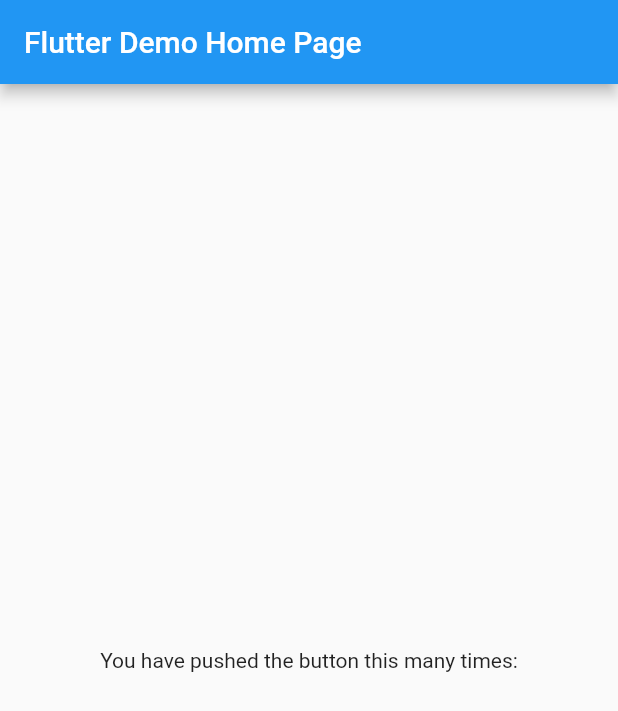
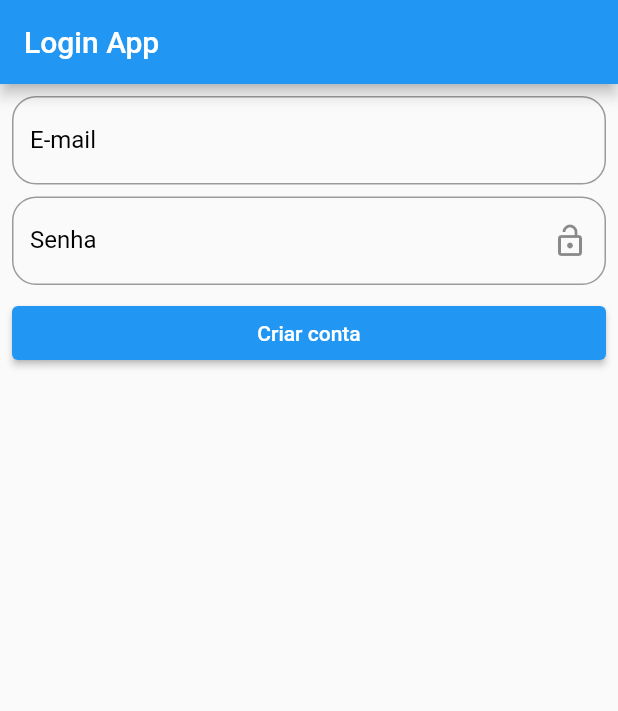
Before and after one commit to dan7sc/flutter-login-screen, a Flutter app: the screen it shows after launch, on a phone screen of 412 x 824 dp. Shown: the top 711 px of the screen. Run offline on Flutter 3.47's test engine with Material 2 defaults, Android fonts, the phone set to English and light mode, and no system bars.

Commit message:
Add login screen

```diff
--- a/lib/main.dart
+++ b/lib/main.dart
@@ -1,5 +1,5 @@
 import 'package:flutter/material.dart';
-import './src/home/home_page.dart';
+import 'src/home/home_page.dart';
 
 void main() {
   runApp(MyApp());
@@ -13,7 +13,7 @@ class MyApp extends StatelessWidget {
       theme: ThemeData(
         primarySwatch: Colors.blue,
       ),
-      home: MyHomePage(title: 'Flutter Demo Home Page'),
+      home: MyHomePage(title: 'Login App'),
     );
   }
 }
--- a/lib/src/home/home_page.dart
+++ b/lib/src/home/home_page.dart
@@ -1,4 +1,6 @@
 import 'package:flutter/material.dart';
+import '../widgets/custom_text_field.dart';
+import '../widgets/visible_widget.dart';
 
 class MyHomePage extends StatefulWidget {
   MyHomePage({Key? key, required this.title}) : super(key: key);
@@ -10,20 +12,111 @@ class MyHomePage extends StatefulWidget {
 }
 
 class _MyHomePageState extends State<MyHomePage> {
+  TextEditingController _emailController = TextEditingController();
+  TextEditingController _passwordController = TextEditingController();
+
+  FocusNode _emailFocusNode = FocusNode();
+  FocusNode _passwordFocusNode = FocusNode();
+
+  bool passwordVisible = false;
+
+  final GlobalKey<FormState> _formKey = GlobalKey<FormState>();
+
+  @override
+  void initState() {
+    super.initState();
+  }
+
+  @override
+  void dispose() {
+    _emailController.dispose();
+    _passwordController.dispose();
+    _emailFocusNode.dispose();
+    _passwordFocusNode.dispose();
+    super.dispose();
+  }
+
   @override
   Widget build(BuildContext context) {
     return Scaffold(
       appBar: AppBar(
         title: Text(widget.title),
       ),
-      body: Center(
-        child: Column(
-          mainAxisAlignment: MainAxisAlignment.center,
-          children: <Widget>[
-            Text(
-              'You have pushed the button this many times:',
+      body: Padding(
+        padding: const EdgeInsets.all(8.0),
+        child: SingleChildScrollView(
+          child: Form(
+            key: _formKey,
+            autovalidateMode: AutovalidateMode.onUserInteraction,
+            child: Column(
+              mainAxisAlignment: MainAxisAlignment.center,
+              crossAxisAlignment: CrossAxisAlignment.center,
+              children: <Widget>[
+                CustomTextField(
+                  textInputAction: TextInputAction.next,
+                  labelText: "E-mail",
+                  controller: _emailController,
+                  keyboardType: TextInputType.emailAddress,
+                ),
+                SizedBox(
+                  height: 8.0,
+                ),
+                CustomTextField(
+                  textInputAction: TextInputAction.next,
+                  labelText: "Senha",
+                  controller: _passwordController,
+                  focusNode: _passwordFocusNode,
+                  obscureText: passwordVisible,
+                  suffixIcon: VisibleWidget(
+                    visible: passwordVisible,
+                    onPressed: () {
+                      setState(() {
+                        passwordVisible = !passwordVisible;
+                      });
+                    },
+                  ),
+                ),
+                SizedBox(
+                  height: 8.0,
+                ),
+                Flex(
+                  direction: Axis.horizontal,
+                  children: [
+                    Expanded(
+                      child: ElevatedButton(
+                        onPressed: () {
+                          FocusScope.of(context).unfocus();
+                          if (_formKey.currentState!.validate()) {
+                            showDialog(
+                              context: context,
+                              builder: (context) => Column(
+                                mainAxisAlignment: MainAxisAlignment.center,
+                                crossAxisAlignment: CrossAxisAlignment.center,
+                                children: [
+                                  Card(
+                                    child: Padding(
+                                      padding: const EdgeInsets.all(8.0),
+                                      child: Text(
+                                        "Tudo certo por aqui",
+                                        style: TextStyle(
+                                          color: Colors.black,
+                                        ),
+                                      ),
+                                    ),
+                                  )
+                                ],
+                              ),
+                            );
+                          }
+                        },
+                        child: Text("Criar conta"),
+                      ),
+                    ),
+                  ],
+                ),
+              ],
             ),
-         ],
+          ),
         ),
       ),
     );
--- /dev/null
+++ b/lib/src/widgets/custom_text_field.dart
@@ -0,0 +1,94 @@
+import 'package:flutter/material.dart';
+import 'package:flutter/services.dart';
+
+class CustomTextField extends StatelessWidget {
+  const CustomTextField({
+    Key? key,
+    this.errorMessage,
+    this.hintText,
+    this.labelText,
+    this.helperText,
+    this.obscureText = false,
+    this.onChanged,
+    this.validator,
+    this.inputFormatters,
+    this.controller,
+    this.icon,
+    this.suffixIcon,
+    this.suffix,
+    this.focusNode,
+    this.keyboardType,
+    this.textInputAction,
+    this.onEditingComplete,
+  }) : super(key: key);
+
+  final String? errorMessage;
+
+  final String? hintText;
+  final String? labelText;
+  final String? helperText;
+  final bool obscureText;
+  final ValueChanged<String>? onChanged;
+  final String? Function(String?)? validator;
+  final List<TextInputFormatter>? inputFormatters;
+  final TextEditingController? controller;
+  final Widget? icon;
+  final Widget? suffixIcon;
+  final Widget? suffix;
+  final FocusNode? focusNode;
+  final TextInputType? keyboardType;
+  final TextInputAction? textInputAction;
+  final Function()? onEditingComplete;
+
+  @override
+  Widget build(BuildContext context) {
+    return TextFormField(
+      onChanged: onChanged,
+      obscureText: obscureText,
+      controller: controller,
+      focusNode: focusNode,
+      keyboardType: keyboardType,
+      textInputAction: textInputAction,
+      onEditingComplete: onEditingComplete,
+      validator: validator,
+      decoration: InputDecoration(
+        icon: icon,
+        suffixIcon: suffixIcon,
+        suffix: suffix,
+        hintText: hintText,
+        labelText: labelText,
+        labelStyle: TextStyle(color: Colors.black),
+        helperText: helperText,
+        border: OutlineInputBorder(
+          borderRadius: BorderRadius.all(
+            Radius.circular(
+              16.0,
+            ),
+          ),
+        ),
+        focusedBorder: OutlineInputBorder(
+          borderRadius: BorderRadius.all(
+            Radius.circular(
+              16.0,
+            ),
+          ),
+          borderSide: BorderSide(
+            color: Colors.green,
+          ),
+        ),
+        errorBorder: OutlineInputBorder(
+          borderRadius: BorderRadius.all(
+            Radius.circular(
+              16.0,
+            ),
+          ),
+          borderSide: BorderSide(
+            color: Colors.red,
+          ),
+        ),
+        errorText: errorMessage,
+      ),
+      inputFormatters: inputFormatters,
+    );
+  }
+}
--- /dev/null
+++ b/lib/src/widgets/visible_widget.dart
@@ -0,0 +1,22 @@
+import 'package:flutter/material.dart';
+
+class VisibleWidget extends StatelessWidget {
+  const VisibleWidget({
+    Key? key,
+    required this.visible,
+    required this.onPressed,
+    // required TextEditingController controller,
+  }) : super(key: key);
+
+  final bool visible;
+  final Function()? onPressed;
+
+  @override
+  Widget build(BuildContext context) {
+    return IconButton(
+      icon: Icon(visible ? Icons.lock_outlined : Icons.lock_open_outlined),
+      // onPressed: onPressed,
+      onPressed: onPressed,
+    );
+  }
+}
```
